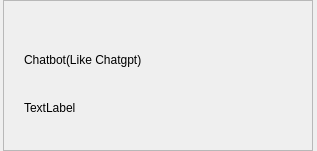
Old version of the form widget/model/WLibModelWidget.ui in the repository yechaoGitHub/AI.
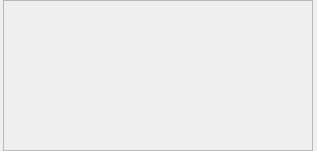
New version of the form. Icons and pictures are not drawn.

```diff
--- a/widget/model/WLibModelWidget.ui
+++ b/widget/model/WLibModelWidget.ui
@@ -138,14 +138,14 @@
          </size>
         </property>
         <property name="text">
-         <string>Chatbot(Like Chatgpt)</string>
+         <string/>
         </property>
        </widget>
       </item>
       <item>
        <widget class="QLabel" name="lb_content">
         <property name="text">
-         <string>TextLabel</string>
+         <string/>
         </property>
        </widget>
       </item>
```
